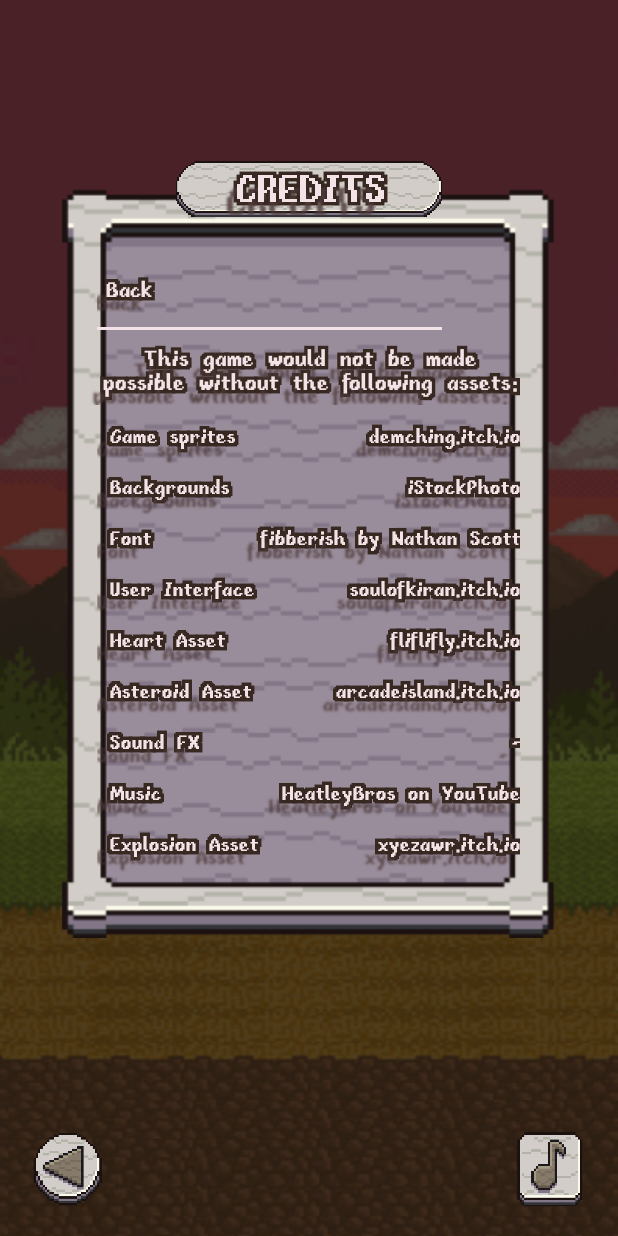
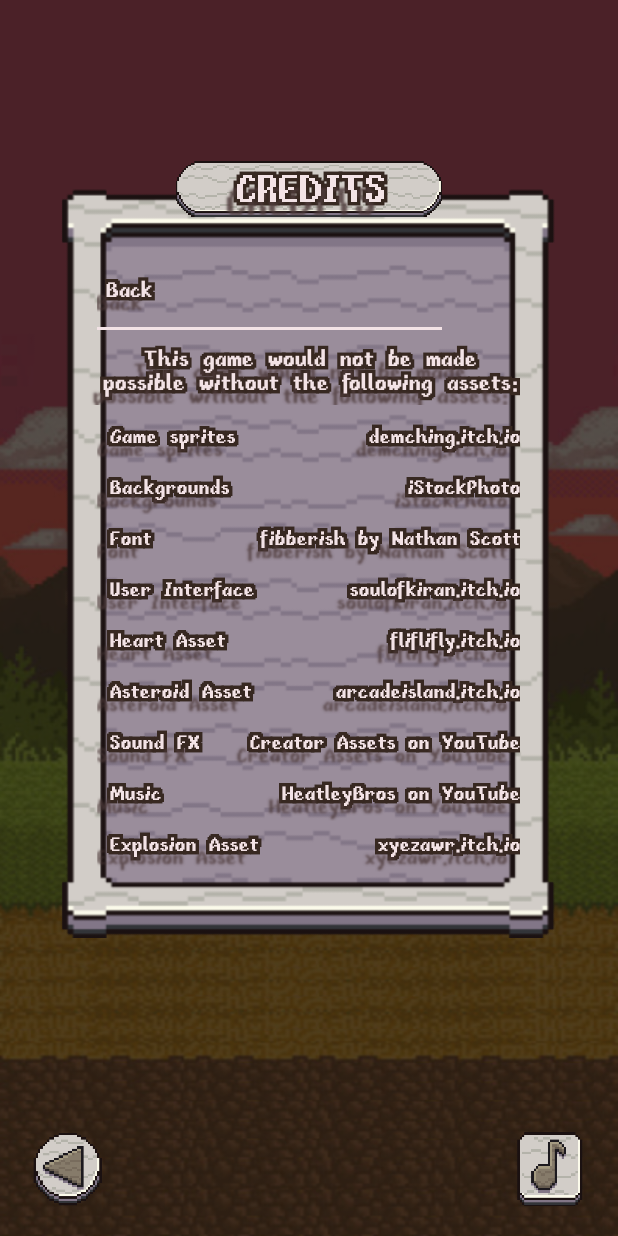
Before and after one commit to czeska120/Die-No-Saur, an Android app: the fragment FragmentCredits placed in its activity, on a phone screen of 412 x 824 dp. Run offline under Robolectric (Android 15) with nearby library versions, the phone set to English and light mode, and no system bars.

Commit message:
Added SFX credits

```diff
--- a/app/src/main/res/layout/fragment_credits.xml
+++ b/app/src/main/res/layout/fragment_credits.xml
@@ -213,7 +213,7 @@
                 android:textAlignment="textEnd"
                 android:layout_alignEnd="@+id/credits_back"
                 android:layout_below="@+id/credits_tv6"
-                android:text="-"
+                android:text="Creator Assets on YouTube"
                 app:outlineColor="@color/outline"
                 app:outlineSize="5dp" />
 
```
